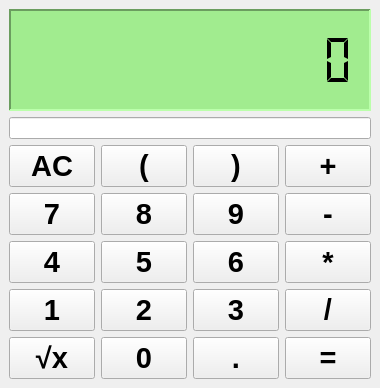
Qt form files/window.ui (ksharindam/qalculator) before a commit.
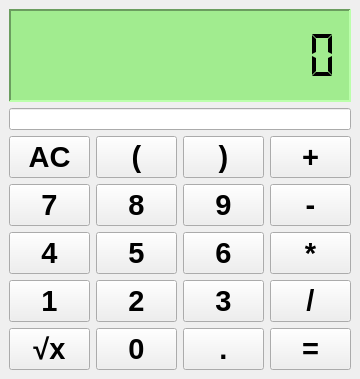
The same form after that commit.

Commit message: Default LCD height reduced

Patch:
```diff
--- a/files/window.ui
+++ b/files/window.ui
@@ -6,8 +6,8 @@
    <rect>
     <x>0</x>
     <y>0</y>
-    <width>380</width>
-    <height>388</height>
+    <width>360</width>
+    <height>379</height>
    </rect>
   </property>
   <property name="windowTitle">
```
The commit also changes 2 other files.
